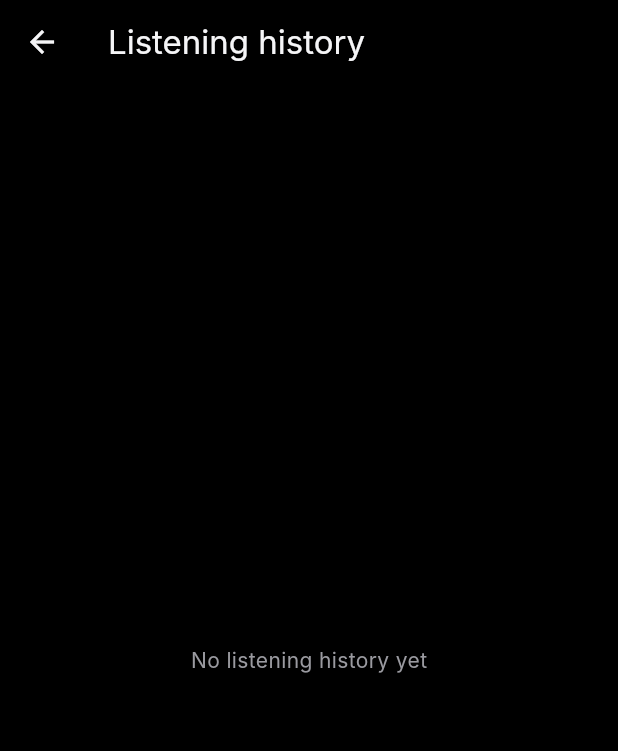
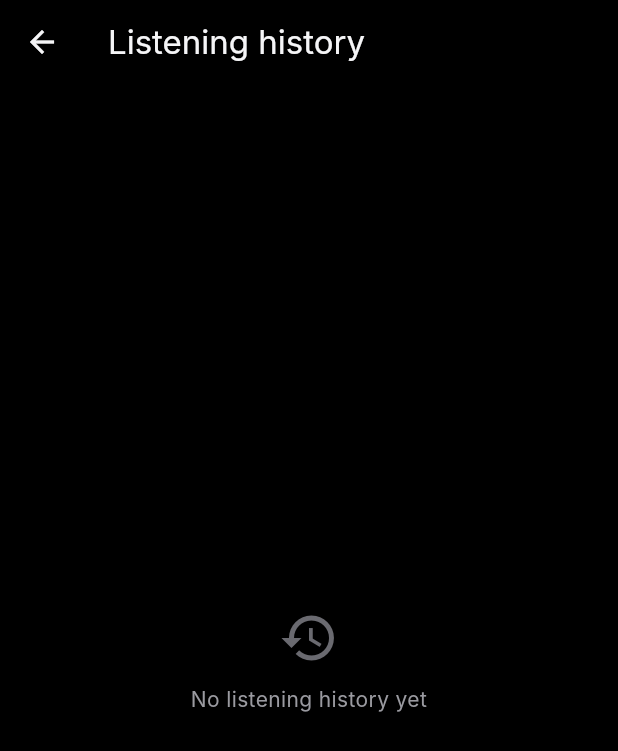
Before and after one commit to Mehrschad/aura_music_player, a Flutter app: the StatisticsPage screen opened directly, after a tap on the "history" icon, on a phone screen of 412 x 824 dp. Shown: the top 751 px of the screen. Run offline on Flutter 3.47's test engine with Material 3 defaults, Android fonts, the phone set to English and light mode, and no system bars; our stand-ins replace audio_service, dio, file_picker, flutter_riverpod, just_audio, on_audio_query and 2 more; accounts and stored records are empty; generated files the repository leaves out were written again; Roboto replaces fonts that are missing (Inter); statements that could not run were skipped.

Commit message:
feat(ui): search l10n fix, mini-player insets, empty states, danger sweep
- Search: localize the previously-hardcoded "Songs" header and the
  "See all N artists/albums" buttons (new tabSongs/searchSeeAll* keys,
  all 4 ARBs); pill-shape the search field (was raw circular(32)); add a
  clear-button tooltip and a Semantics label on the recent-chip remove.
- Add playerBarInset to Statistics & Listening History so the last rows
  no longer clip behind the floating mini player.
- Richer empty states (icon + message) for Statistics & History.
- Replace every remaining Colors.redAccent with context.colors.danger
  (queue drawer, folder browser, selection sheet) — zero raw red left.

https://claude.ai/code/session_01SHeSaF6n5jBEM8soqbJTJh

```diff
--- a/lib/core/l10n/app_ar.arb
+++ b/lib/core/l10n/app_ar.arb
@@ -30,6 +30,10 @@
   "searchPrompt": "ابحث في مكتبتك",
   "recentSearches": "عمليات البحث الأخيرة",
   "clearRecentSearches": "مسح",
+  "tabSongs": "الأغاني",
+  "searchClear": "مسح البحث",
+  "searchSeeAllArtists": "{count, plural, =1{عرض فنان واحد} other{عرض كل {count} فنان}}",
+  "searchSeeAllAlbums": "{count, plural, =1{عرض ألبوم واحد} other{عرض كل {count} ألبوم}}",
   "searchNoResults": "لا نتائج لـ «{query}»",
   "errorGeneric": "حدث خطأ ما",
   "retry": "إعادة المحاولة",
--- a/lib/core/l10n/app_de.arb
+++ b/lib/core/l10n/app_de.arb
@@ -51,6 +51,10 @@
   "searchPrompt": "Mediathek durchsuchen",
   "recentSearches": "Letzte Suchen",
   "clearRecentSearches": "Löschen",
+  "tabSongs": "Titel",
+  "searchClear": "Suche löschen",
+  "searchSeeAllArtists": "{count, plural, =1{Alle 1 Künstler anzeigen} other{Alle {count} Künstler anzeigen}}",
+  "searchSeeAllAlbums": "{count, plural, =1{Alle 1 Album anzeigen} other{Alle {count} Alben anzeigen}}",
   "searchNoResults": "Keine Ergebnisse für \"{query}\"",
   "@searchNoResults": {
     "placeholders": {
--- a/lib/core/l10n/app_fa.arb
+++ b/lib/core/l10n/app_fa.arb
@@ -30,6 +30,10 @@
   "searchPrompt": "کتابخانه خود را جستجو کنید",
   "recentSearches": "جست‌وجوهای اخیر",
   "clearRecentSearches": "پاک کردن",
+  "tabSongs": "آهنگ‌ها",
+  "searchClear": "پاک کردن جستجو",
+  "searchSeeAllArtists": "{count, plural, =1{دیدن ۱ هنرمند} other{دیدن همه {count} هنرمند}}",
+  "searchSeeAllAlbums": "{count, plural, =1{دیدن ۱ آلبوم} other{دیدن همه {count} آلبوم}}",
   "searchNoResults": "نتیجه‌ای برای «{query}» یافت نشد",
   "errorGeneric": "خطایی رخ داد",
   "retry": "تلاش دوباره",
--- a/lib/presentation/pages/folders/folder_browser_page.dart
+++ b/lib/presentation/pages/folders/folder_browser_page.dart
@@ -346,10 +346,10 @@ class _ActionTile extends StatelessWidget {
   @override
   Widget build(BuildContext context) {
     final colors = context.colors;
-    final color = destructive ? Colors.redAccent : colors.onSurface;
+    final color = destructive ? colors.danger : colors.onSurface;
     return ListTile(
       leading: Icon(icon,
-          color: destructive ? Colors.redAccent : colors.onSurfaceMuted),
+          color: destructive ? colors.danger : colors.onSurfaceMuted),
       title: Text(label, style: AppTextTheme.body.copyWith(color: color)),
       onTap: onTap,
     );
--- a/lib/presentation/pages/statistics/listening_history_page.dart
+++ b/lib/presentation/pages/statistics/listening_history_page.dart
@@ -2,6 +2,7 @@ import 'package:flutter/material.dart';
 import 'package:flutter_riverpod/flutter_riverpod.dart';
 import 'package:intl/intl.dart' as intl;
 
+import '../../../core/constants/icon_sizes.dart';
 import '../../../core/constants/radius_tokens.dart';
 import '../../../core/constants/spacing_tokens.dart';
 import '../../../core/l10n/app_localizations.dart';
@@ -14,6 +15,7 @@ import '../../providers/library_providers.dart';
 import '../../providers/playback_providers.dart';
 import '../../providers/stats_providers.dart';
 import '../../widgets/artwork/aura_artwork.dart';
+import '../../widgets/player_bar_inset.dart';
 
 void openListeningHistory(BuildContext context) {
   Navigator.of(context).push(
@@ -48,14 +50,28 @@ class ListeningHistoryPage extends ConsumerWidget {
       ),
       body: days.isEmpty
           ? Center(
-              child: Text(
-                l10n.noHistoryYet,
-                style: AppTextTheme.body.copyWith(color: colors.onSurfaceMuted),
+              child: Column(
+                mainAxisSize: MainAxisSize.min,
+                children: [
+                  Icon(Icons.history,
+                      size: IconSizes.huge, color: colors.onSurfaceFaint),
+                  const SizedBox(height: SpacingTokens.md),
+                  Text(
+                    l10n.noHistoryYet,
+                    textAlign: TextAlign.center,
+                    style: AppTextTheme.body
+                        .copyWith(color: colors.onSurfaceMuted),
+                  ),
+                ],
               ),
             )
           : ListView.builder(
-              padding: const EdgeInsets.fromLTRB(
-                  SpacingTokens.lg, 0, SpacingTokens.lg, SpacingTokens.xxl),
+              padding: EdgeInsets.fromLTRB(
+                  SpacingTokens.lg,
+                  0,
+                  SpacingTokens.lg,
+                  playerBarInset(context,
+                      miniPlayerVisible: ref.watch(hasMediaProvider))),
               itemCount: days.length,
               itemBuilder: (context, i) {
                 final day = days[i];
--- a/lib/presentation/pages/statistics/statistics_page.dart
+++ b/lib/presentation/pages/statistics/statistics_page.dart
@@ -3,6 +3,7 @@ import 'dart:math' as math;
 import 'package:flutter/material.dart';
 import 'package:flutter_riverpod/flutter_riverpod.dart';
 
+import '../../../core/constants/icon_sizes.dart';
 import '../../../core/constants/radius_tokens.dart';
 import '../../../core/constants/spacing_tokens.dart';
 import '../../../core/extensions/duration_format.dart';
@@ -13,7 +14,9 @@ import '../../../domain/models/play_event.dart';
 import '../../../domain/models/song.dart';
 import '../../../domain/stats/stats_logic.dart';
 import '../../providers/library_providers.dart';
+import '../../providers/playback_providers.dart';
 import '../../providers/stats_providers.dart';
+import '../../widgets/player_bar_inset.dart';
 import '../../widgets/section_header.dart';
 import 'listening_history_page.dart';
 
@@ -65,12 +68,27 @@ class StatisticsPage extends ConsumerWidget {
             Expanded(
               child: plays.isEmpty
                   ? Center(
-                      child: Text(l10n.noStatsYet,
-                          style: AppTextTheme.body
-                              .copyWith(color: colors.onSurfaceMuted)))
+                      child: Column(
+                        mainAxisSize: MainAxisSize.min,
+                        children: [
+                          Icon(Icons.bar_chart_rounded,
+                              size: IconSizes.huge,
+                              color: colors.onSurfaceFaint),
+                          const SizedBox(height: SpacingTokens.md),
+                          Text(l10n.noStatsYet,
+                              textAlign: TextAlign.center,
+                              style: AppTextTheme.body
+                                  .copyWith(color: colors.onSurfaceMuted)),
+                        ],
+                      ))
                   : ListView(
-                      padding: const EdgeInsets.fromLTRB(SpacingTokens.lg, 0,
-                          SpacingTokens.lg, SpacingTokens.xxl),
+                      padding: EdgeInsets.fromLTRB(
+                          SpacingTokens.lg,
+                          0,
+                          SpacingTokens.lg,
+                          playerBarInset(context,
+                              miniPlayerVisible:
+                                  ref.watch(hasMediaProvider))),
                       children: [
                         _Overview(overview: overview),
                         const SizedBox(height: SpacingTokens.md),
--- a/lib/presentation/widgets/library/selection_actions_sheet.dart
+++ b/lib/presentation/widgets/library/selection_actions_sheet.dart
@@ -203,7 +203,7 @@ class _SelectionActionsSheet extends ConsumerWidget {
           ),
           TextButton(
             onPressed: () => Navigator.of(ctx).pop(true),
-            style: TextButton.styleFrom(foregroundColor: Colors.redAccent),
+            style: TextButton.styleFrom(foregroundColor: colors.danger),
             child: Text(l10n.delete),
           ),
         ],
@@ -304,10 +304,10 @@ class _SelectionActionsSheet extends ConsumerWidget {
     bool destructive = false,
   }) {
     final colors = context.colors;
-    final color = destructive ? Colors.redAccent : colors.onSurface;
+    final color = destructive ? colors.danger : colors.onSurface;
     return ListTile(
       leading: Icon(icon,
-          color: destructive ? Colors.redAccent : colors.onSurfaceMuted),
+          color: destructive ? colors.danger : colors.onSurfaceMuted),
       title:
           Text(label, style: AppTextTheme.body.copyWith(color: color)),
       onTap: onTap,
--- a/lib/presentation/widgets/player/queue_drawer.dart
+++ b/lib/presentation/widgets/player/queue_drawer.dart
@@ -427,10 +427,10 @@ class _Tile extends StatelessWidget {
   @override
   Widget build(BuildContext context) {
     final colors = context.colors;
-    final color = destructive ? Colors.redAccent : colors.onSurface;
+    final color = destructive ? colors.danger : colors.onSurface;
     return ListTile(
       leading: Icon(icon,
-          color: destructive ? Colors.redAccent : colors.onSurfaceMuted),
+          color: destructive ? colors.danger : colors.onSurfaceMuted),
       title: Text(label, style: AppTextTheme.body.copyWith(color: color)),
       trailing: trailing
           ? Icon(Icons.check_rounded, color: colors.accent, size: 20)
```
Also changed, not shown: lib/core/l10n/app_en.arb (+18 -0 lines), lib/presentation/pages/search/search_page.dart (+20 -12 lines).
